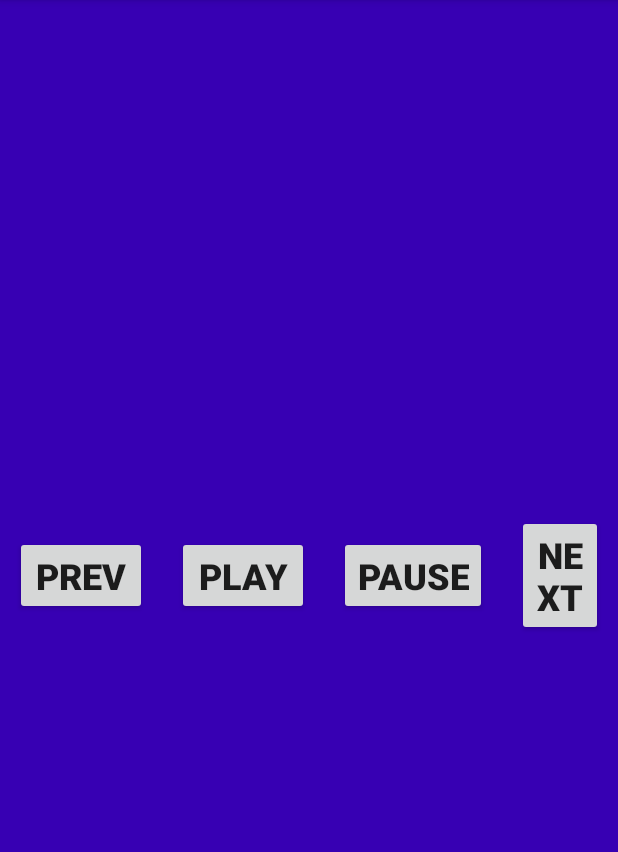
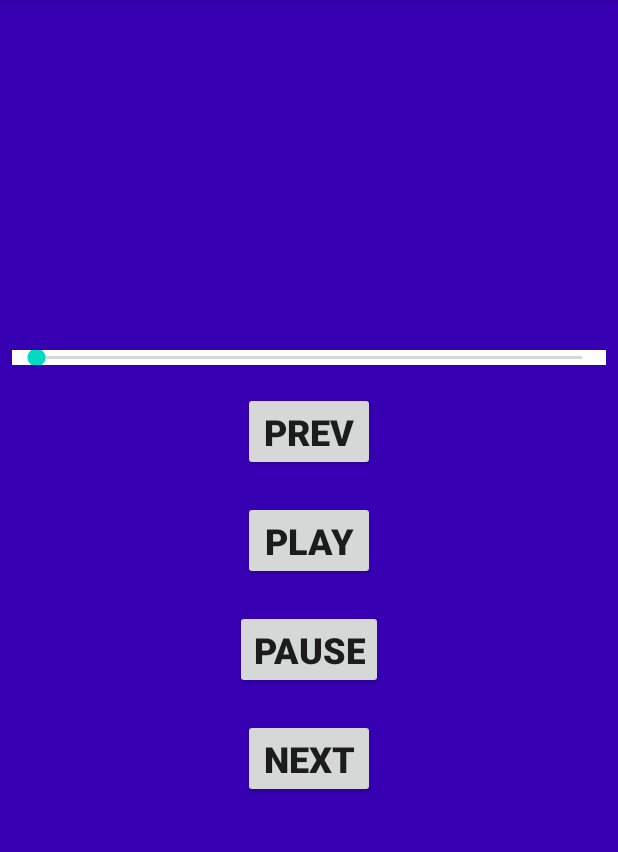
Before and after one commit to priyanshuborole/Audio-Player, an Android app: the screen it shows after launch (MainActivity), after a tap on "AUDIO 1", on a phone screen of 412 x 824 dp, the part 84-936 px from its top. Run offline under Robolectric (Android 15) with nearby library versions, the phone set to English and light mode, and no system bars; our stand-ins replace Dagger/Hilt's generated code; 2 statements that could not run were skipped.

Commit message:
:sparkles: add some fixes.

```diff
--- a/app/src/main/java/com/example/musicplayer/audio/AudioHandler.kt
+++ b/app/src/main/java/com/example/musicplayer/audio/AudioHandler.kt
@@ -1,5 +1,7 @@
 package com.example.musicplayer.audio
 
+import android.content.SharedPreferences
+import android.util.Log
 import androidx.media3.common.MediaItem
 import androidx.media3.common.Player
 import androidx.media3.exoplayer.ExoPlayer
@@ -13,6 +15,10 @@ class AudioHandler @Inject constructor(
         ): Player.Listener {
     private val _simpleMediaState = MutableStateFlow<SimpleMediaState>(SimpleMediaState.Initial)
     val simpleMediaState = _simpleMediaState.asStateFlow()
+
+    init {
+        Log.d("TAG", "AudioHandler: Initialize...")
+    }
 
     private var job: Job? = null
 
@@ -36,10 +42,12 @@ class AudioHandler @Inject constructor(
             PlayerEvent.Backward -> player.seekBack()
             PlayerEvent.Forward -> player.seekForward()
             PlayerEvent.PlayPause -> {
+                Log.d("TAG", "onPlayerEvent: ${player.currentPosition}")
                 if (player.isPlaying) {
                     player.pause()
                     stopProgressUpdate()
                 } else {
+                    player.seekTo((player.currentPosition))
                     player.play()
                     _simpleMediaState.value = SimpleMediaState.Playing(isPlaying = true)
                     startProgressUpdate()
--- a/app/src/main/java/com/example/musicplayer/ui/AudioViewModel.kt
+++ b/app/src/main/java/com/example/musicplayer/ui/AudioViewModel.kt
@@ -11,6 +11,7 @@ import androidx.lifecycle.ViewModel
 import androidx.lifecycle.viewModelScope
 import androidx.media3.common.MediaItem
 import androidx.media3.common.MediaMetadata
+import androidx.media3.exoplayer.ExoPlayer
 import com.example.musicplayer.audio.AudioHandler
 import com.example.musicplayer.audio.PlayerEvent
 import com.example.musicplayer.audio.SimpleMediaState
@@ -25,6 +26,7 @@ import javax.inject.Inject
 @HiltViewModel
 class AudioViewModel @Inject constructor(
     private val audioHandler: AudioHandler,
+    private val player: ExoPlayer,
     private val sharedPreferences: SharedPreferences
 ) : ViewModel() {
     companion object {
@@ -34,6 +36,11 @@ class AudioViewModel @Inject constructor(
         private const val IS_PLAYING_KEY = "isPlaying"
     }
 
+    init {
+        Log.d("TAG", "isPlaying: ${player.isPlaying} ")
+        Log.d("TAG", "currentPosition: ${player.currentPosition} ")
+    }
+
     var duration: Long = 0L
     var progress: Float = 0f
     var progressString: String = "00:00"
@@ -41,23 +48,23 @@ class AudioViewModel @Inject constructor(
 
     fun updateDuration(duration: Long) {
         this@AudioViewModel.duration = duration
-        sharedPreferences.edit().putLong(DURATION_KEY, duration).apply()
+
     }
 
     fun updateProgress(progress: Float) {
         this@AudioViewModel.progress = progress
-        sharedPreferences.edit().putFloat(PROGRESS_KEY, progress).apply()
+
     }
 
     fun updateProgressString(progressString: String) {
         this@AudioViewModel.progressString = progressString
-        sharedPreferences.edit().putString(PROGRESS_STRING_KEY, progressString).apply()
+
         Log.d("NPCM", "updateProgressString: ${sharedPreferences.getString(PROGRESS_STRING_KEY,"")}")
     }
 
     fun updateIsPlaying(isPlaying: Boolean) {
         this@AudioViewModel.isPlaying = isPlaying
-        sharedPreferences.edit().putBoolean(IS_PLAYING_KEY, isPlaying).apply()
+
     }
 
 
--- a/app/src/main/res/layout/fragment_audio.xml
+++ b/app/src/main/res/layout/fragment_audio.xml
@@ -3,11 +3,19 @@
     xmlns:tools="http://schemas.android.com/tools"
     android:layout_width="match_parent"
     android:layout_height="match_parent"
-    android:orientation="horizontal"
+    android:orientation="vertical"
     android:background="@color/purple_700"
     android:layout_gravity="center"
     android:gravity="center"
     tools:context=".ui.AudioFragment">
+
+    <SeekBar
+        android:id="@+id/seekbar"
+        android:layout_width="match_parent"
+        android:background="@color/white"
+        android:layout_height="10dp"
+        android:layout_margin="8dp"/>
+
 
     <androidx.appcompat.widget.AppCompatButton
         android:id="@+id/btn_prev"
```
Also changed, not shown: app/src/main/java/com/example/musicplayer/ui/AudioFragment.kt (+5 -2 lines).
